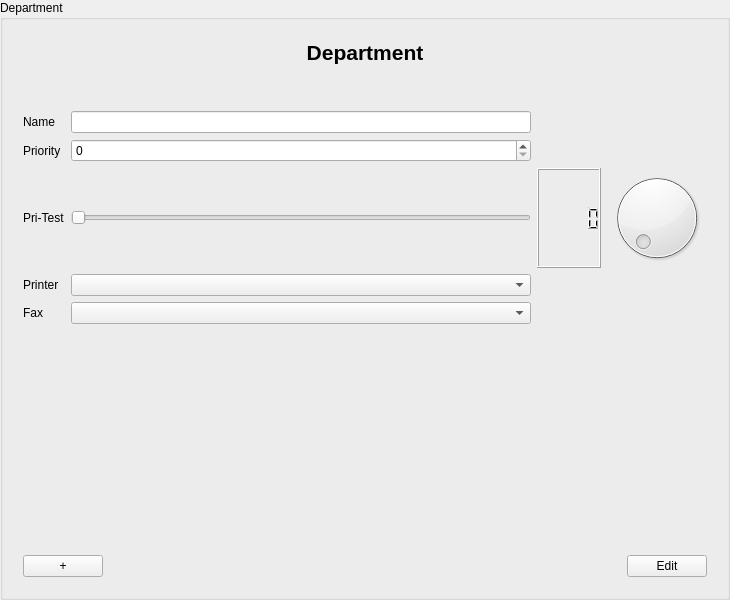
Qt form src/libs/widgets/src/views/departmentinputarea.ui (jmuelbert/jmbde-QT) before a commit.
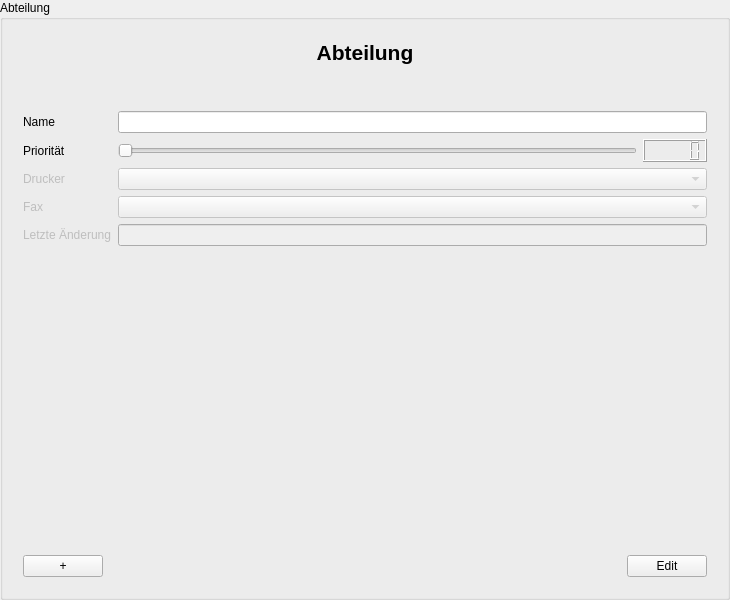
The same form after that commit.

Diff of the .ui file:
```diff
--- a/src/libs/widgets/src/views/departmentinputarea.ui
+++ b/src/libs/widgets/src/views/departmentinputarea.ui
@@ -17,11 +17,11 @@
    <string>DepartmentInputDialog</string>
   </property>
   <property name="title">
-   <string>Department</string>
+   <string>Abteilung</string>
   </property>
-  <layout class="QVBoxLayout" name="verticalLayout_2">
-   <item>
-    <widget class="QWidget" name="formLayoutWidget" native="true">
+  <layout class="QGridLayout" name="gridLayout_3">
+   <item row="0" column="0">
+    <widget class="QWidget" name="GroupBox" native="true">
      <layout class="QVBoxLayout" name="verticalLayout_3">
       <item>
        <layout class="QVBoxLayout" name="verticalLayout">
@@ -35,7 +35,7 @@
            </font>
           </property>
           <property name="text">
-           <string>Department</string>
+           <string>Abteilung</string>
           </property>
           <property name="alignment">
            <set>Qt::AlignCenter</set>
@@ -61,54 +61,9 @@
        </spacer>
       </item>
       <item>
-       <layout class="QGridLayout" name="gridLayout">
-        <item row="4" column="0">
-         <widget class="QLabel" name="label_Printer">
-          <property name="text">
-           <string>Printer</string>
-          </property>
-          <property name="buddy">
-           <cstring>comboBox_Printer</cstring>
-          </property>
-         </widget>
-        </item>
-        <item row="3" column="0">
-         <widget class="QLabel" name="label_Pri_Test">
-          <property name="text">
-           <string>Pri-Test</string>
-          </property>
-          <property name="buddy">
-           <cstring>horizontalSlider_Priority</cstring>
-          </property>
-         </widget>
-        </item>
-        <item row="3" column="4">
-         <widget class="QLCDNumber" name="lcdNumber_Priority" />
-        </item>
-        <item row="2" column="0">
-         <widget class="QLabel" name="label_Priority">
-          <property name="text">
-           <string>Priority</string>
-          </property>
-          <property name="buddy">
-           <cstring>spinBox_Priority</cstring>
-          </property>
-         </widget>
-        </item>
-        <item row="1" column="3">
-         <widget class="QLineEdit" name="lineEdit_Name" />
-        </item>
-        <item row="3" column="5">
-         <widget class="QDial" name="dial_Priority" />
-        </item>
-        <item row="4" column="3">
-         <widget class="QComboBox" name="comboBox_Printer" />
-        </item>
-        <item row="2" column="3">
-         <widget class="QSpinBox" name="spinBox_Priority" />
-        </item>
-        <item row="1" column="0">
-         <widget class="QLabel" name="label_Name">
+       <layout class="QFormLayout" name="formLayout">
+        <item row="0" column="0">
+         <widget class="QLabel" name="nameLabel">
           <property name="text">
            <string>Name</string>
           </property>
@@ -117,15 +72,41 @@
           </property>
          </widget>
         </item>
-        <item row="3" column="3">
-         <widget class="QSlider" name="horizontalSlider_Priority">
-          <property name="orientation">
-           <enum>Qt::Horizontal</enum>
+        <item row="0" column="1">
+         <widget class="QLineEdit" name="nameLineEdit"/>
+        </item>
+        <item row="1" column="0">
+         <widget class="QLabel" name="priorityLabel">
+          <property name="text">
+           <string>Priorität</string>
           </property>
          </widget>
         </item>
-        <item row="5" column="0">
-         <widget class="QLabel" name="label_Fax">
+        <item row="2" column="0">
+         <widget class="QLabel" name="printerLabel">
+          <property name="enabled">
+           <bool>false</bool>
+          </property>
+          <property name="text">
+           <string>Drucker</string>
+          </property>
+          <property name="buddy">
+           <cstring>printerComboBox</cstring>
+          </property>
+         </widget>
+        </item>
+        <item row="2" column="1">
+         <widget class="QComboBox" name="printerComboBox">
+          <property name="enabled">
+           <bool>false</bool>
+          </property>
+         </widget>
+        </item>
+        <item row="3" column="0">
+         <widget class="QLabel" name="faxLabel">
+          <property name="enabled">
+           <bool>false</bool>
+          </property>
           <property name="text">
            <string>Fax</string>
           </property>
@@ -134,8 +115,46 @@
           </property>
          </widget>
         </item>
-        <item row="5" column="3">
-         <widget class="QComboBox" name="comboBox_Fax" />
+        <item row="3" column="1">
+         <widget class="QComboBox" name="faxComboBox">
+          <property name="enabled">
+           <bool>false</bool>
+          </property>
+         </widget>
+        </item>
+        <item row="4" column="0">
+         <widget class="QLabel" name="lastUpdateLabel">
+          <property name="enabled">
+           <bool>false</bool>
+          </property>
+          <property name="text">
+           <string>Letzte Änderung</string>
+          </property>
+          <property name="buddy">
+           <cstring>lastUpdateLineEdit</cstring>
+          </property>
+         </widget>
+        </item>
+        <item row="4" column="1">
+         <widget class="QLineEdit" name="lastUpdateLineEdit">
+          <property name="enabled">
+           <bool>false</bool>
+          </property>
+         </widget>
+        </item>
+        <item row="1" column="1">
+         <layout class="QHBoxLayout" name="horizontalLayout_2">
+          <item>
+           <widget class="QSlider" name="priorityHorizontalSlider">
+            <property name="orientation">
+             <enum>Qt::Horizontal</enum>
+            </property>
+           </widget>
+          </item>
+          <item>
+           <widget class="QLCDNumber" name="priorityLCDNumber"/>
+          </item>
+         </layout>
         </item>
        </layout>
       </item>
```
Left out of the diff: 32 changed lines with no effect on the pictures.
